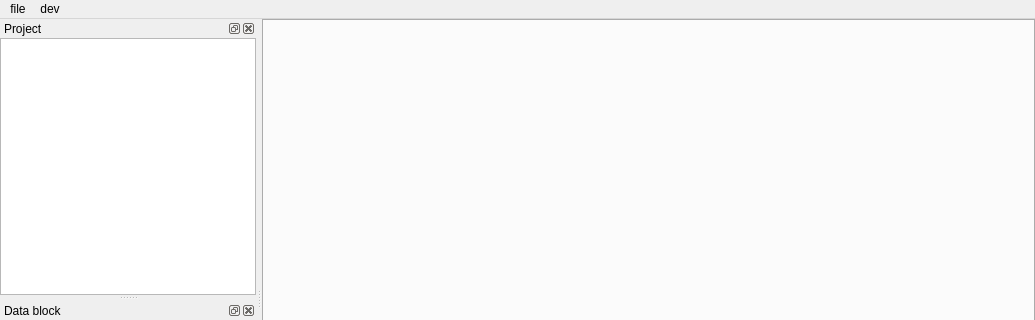
Qt form mainwindow.ui (french-paragon/steviapp) before a commit; both pictures show x 0 to 1035 and y 0 to 320 of the 1035 by 599 pixel window.
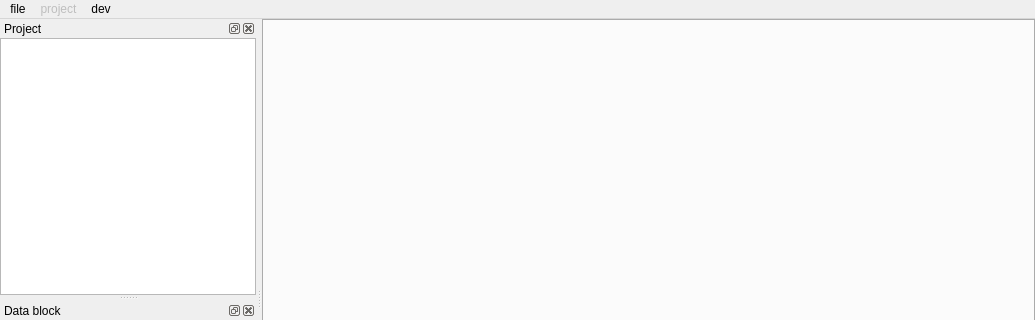
The same form after that commit.

Commit message: Add project menu to manage datablocks.

```diff
--- a/mainwindow.ui
+++ b/mainwindow.ui
@@ -45,7 +45,7 @@
      <x>0</x>
      <y>0</y>
      <width>1035</width>
-     <height>22</height>
+     <height>20</height>
     </rect>
    </property>
    <widget class="QMenu" name="menufile">
@@ -63,7 +63,16 @@
     </property>
     <addaction name="actionOpenSparseAlignEditor"/>
    </widget>
+   <widget class="QMenu" name="menuproject">
+    <property name="enabled">
+     <bool>false</bool>
+    </property>
+    <property name="title">
+     <string>project</string>
+    </property>
+   </widget>
    <addaction name="menufile"/>
+   <addaction name="menuproject"/>
    <addaction name="menudev"/>
   </widget>
   <widget class="QStatusBar" name="statusbar"/>
```
The commit also changes 5 other files.
